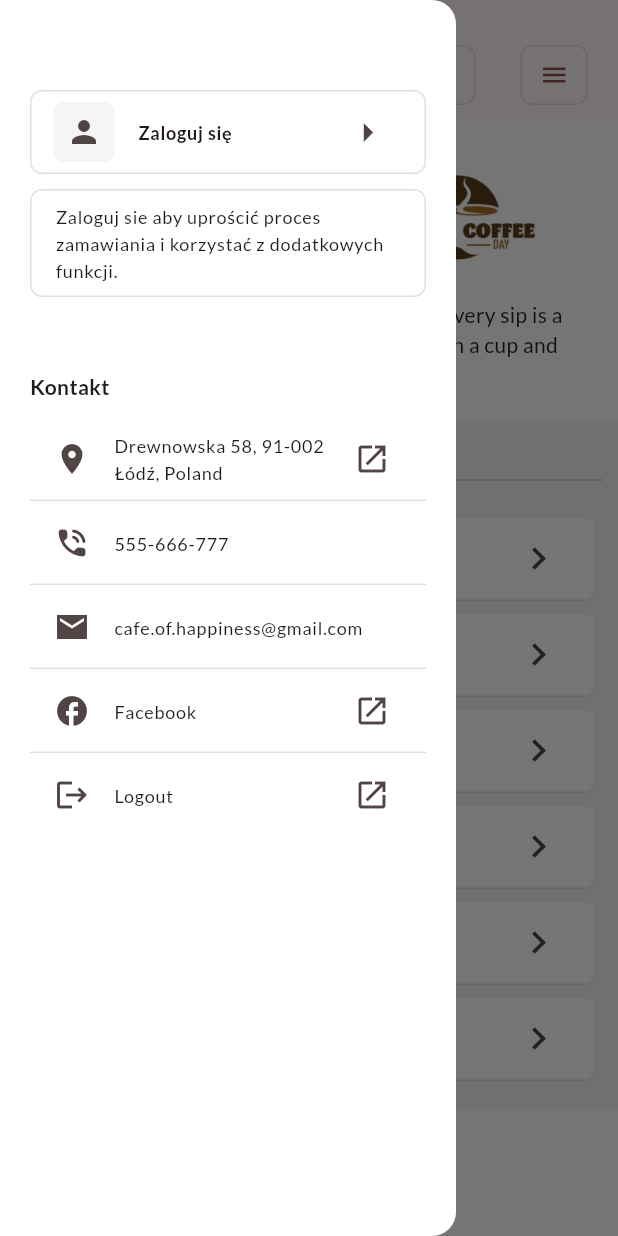
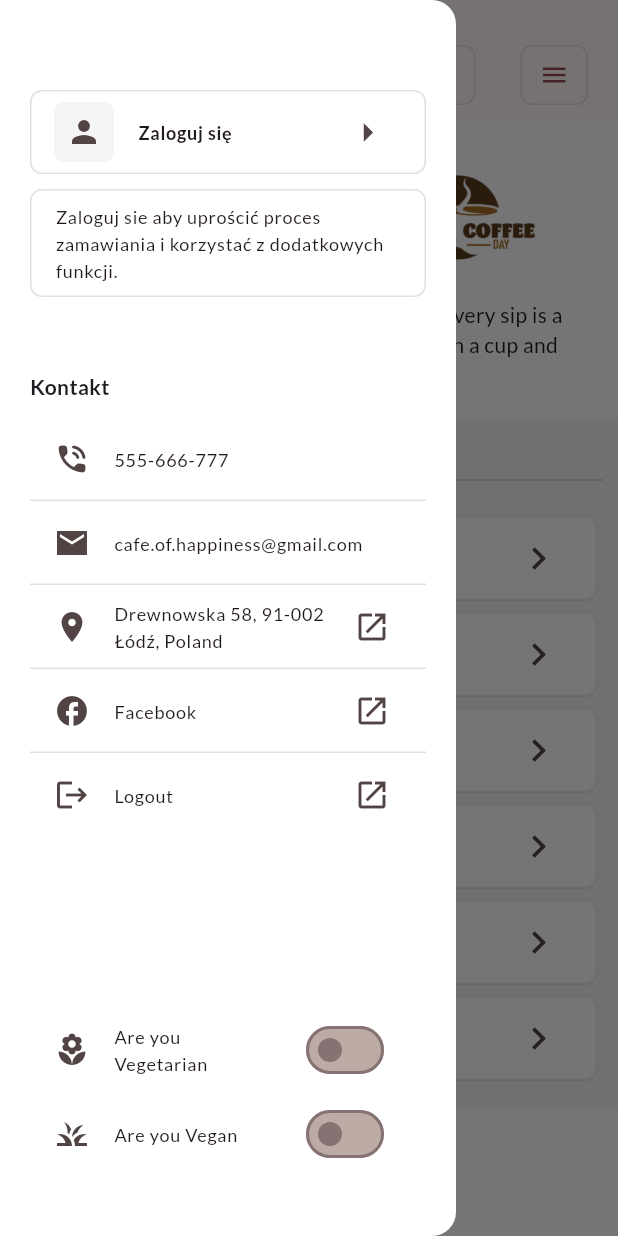
Before and after one commit to igorurbaniak/cafe_of_happiness_app, a Flutter app: the screen it shows after launch, with the side drawer open, on a phone screen of 412 x 824 dp. Run offline on Flutter 3.47's test engine with Material 3 defaults, Android fonts, the phone set to English and light mode, and no system bars; our stand-ins replace firebase_auth, firebase_core, flutter_bloc, google_fonts, google_maps_flutter; accounts and stored records are empty; generated files the repository leaves out were written again.

Commit message:
Add two SwitchListTile widgets to the CustomDrawer with simple design

```diff
--- a/lib/presentation/features/home/home_page/widgets/custom_drawer.dart
+++ b/lib/presentation/features/home/home_page/widgets/custom_drawer.dart
@@ -69,20 +69,12 @@ class CustomDrawer extends StatelessWidget {
             const SizedBox(height: 10),
             Expanded(
               child: ListView(
+                physics: const NeverScrollableScrollPhysics(),
+                padding: EdgeInsets.zero,
                 children: ListTile.divideTiles(
                   color: Colors.grey.shade300,
                   context: context,
                   tiles: [
-                    ListTile(
-                      leading: const Icon(Icons.location_on),
-                      title: const Text(
-                        'Drewnowska 58, 91-002 Łódź, Poland',
-                        style: TextStyle(fontSize: 12),
-                      ),
-                      onTap: () {},
-                      trailing: const Icon(Icons.open_in_new),
-                      splashColor: Colors.brown.shade500,
-                    ),
                     ListTile(
                       leading: const Icon(Icons.phone_in_talk_rounded),
                       title: const Text(
@@ -98,6 +90,16 @@ class CustomDrawer extends StatelessWidget {
                         style: TextStyle(fontSize: 12),
                       ),
                       onTap: () {},
+                    ),
+                    ListTile(
+                      leading: const Icon(Icons.location_on),
+                      title: const Text(
+                        'Drewnowska 58, 91-002 Łódź, Poland',
+                        style: TextStyle(fontSize: 12),
+                      ),
+                      onTap: () {},
+                      trailing: const Icon(Icons.open_in_new),
+                      splashColor: Colors.brown.shade500,
                     ),
                     ListTile(
                       leading: const Icon(Icons.facebook),
@@ -123,6 +125,29 @@ class CustomDrawer extends StatelessWidget {
                 ).toList(),
               ),
             ),
+            SwitchListTile(
+              title: const Text(
+                'Are you Vegetarian',
+                style: TextStyle(fontSize: 12),
+              ),
+              secondary: const Icon(Icons.local_florist),
+              activeTrackColor: Colors.brown,
+              inactiveTrackColor: Colors.brown.shade200,
+              value: false,
+              onChanged: (value) {},
+            ),
+            SwitchListTile(
+              title: const Text(
+                'Are you Vegan',
+                style: TextStyle(fontSize: 12),
+              ),
+              secondary: const Icon(Icons.grass),
+              activeTrackColor: Colors.brown,
+              inactiveTrackColor: Colors.brown.shade200,
+              value: false,
+              onChanged: (value) {},
+            ),
+            const SizedBox(height: 40),
           ],
         ),
       ),
```
Also changed, not shown: lib/presentation/features/menu_item/menu_item_page/widgets/dish_discription.dart (+48 -35 lines), pubspec.lock.
